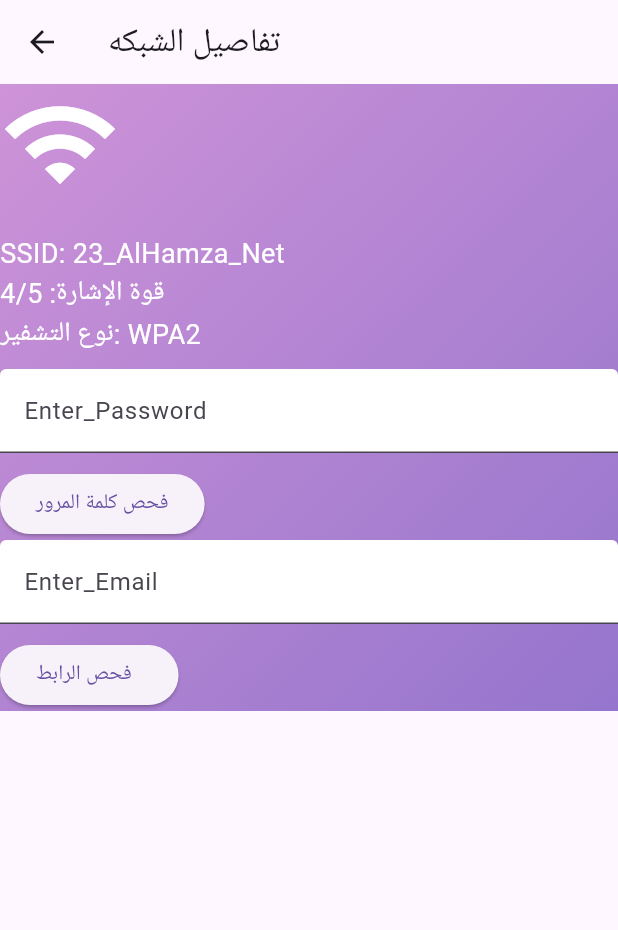
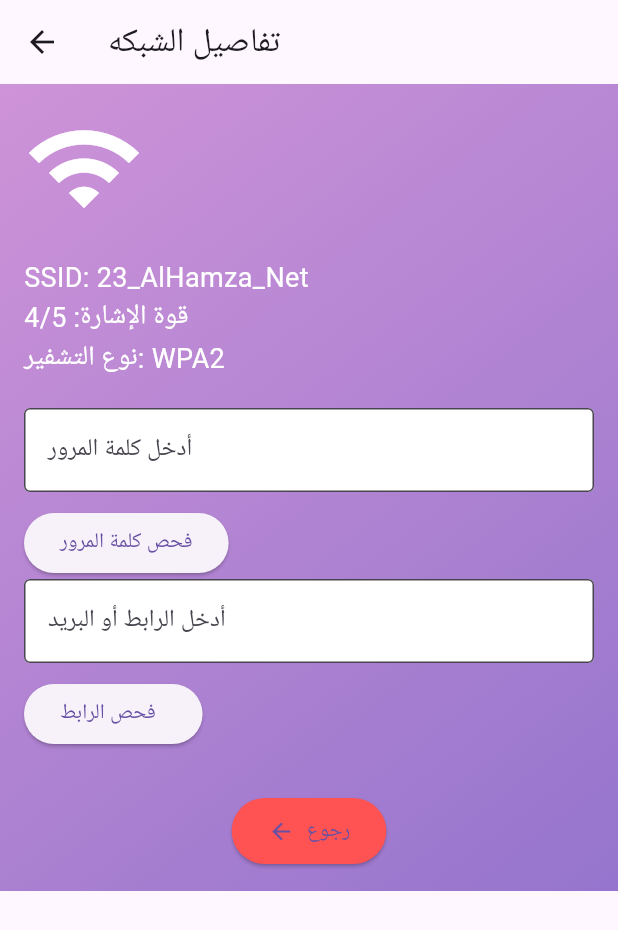
Before and after one commit to TawhibAbdulrab7/Tawhib_Project, a Flutter app: the NetworkDetailsScreen screen opened by its route, on a phone screen of 412 x 824 dp. Shown: the top 930 px of the screen. Run offline on Flutter 3.47's test engine with Material 3 defaults, Android fonts, the phone set to English and light mode, and no system bars.

Commit message:
بعض التعديلات واضافة شوية تنسيقات واضافة زر رجوع الى الشاشة السابقة

```diff
--- a/lib/screens/network_details_screen.dart
+++ b/lib/screens/network_details_screen.dart
@@ -5,11 +5,10 @@ class NetworkDetailsScreen extends StatefulWidget {
   final String strength;
   final String type;
 
-  NetworkDetailsScreen({super.key,
+  const NetworkDetailsScreen({
     required this.ssid,
     required this.strength,
     required this.type,
-
   });
 
   @override
@@ -18,7 +17,6 @@ class NetworkDetailsScreen extends StatefulWidget {
 
 class _NetworkDetailsScreenState extends State<NetworkDetailsScreen> {
   final TextEditingController passwordController = TextEditingController();
-
   final TextEditingController urlController = TextEditingController();
 
   @override
@@ -34,16 +32,15 @@ class _NetworkDetailsScreenState extends State<NetworkDetailsScreen> {
           ),
         ),
         child: SingleChildScrollView(
+          padding: EdgeInsets.all(16),
           child: Column(
             crossAxisAlignment: CrossAxisAlignment.start,
-            mainAxisSize: MainAxisSize.min,
             children: [
               Icon(Icons.wifi, color: Colors.white, size: 80),
               SizedBox(height: 20),
               Text(
                 "SSID: ${widget.ssid}",
                 style: TextStyle(fontSize: 18, color: Colors.white),
-
               ),
               Text(
                 "قوة الإشارة: ${widget.strength}",
@@ -53,32 +50,54 @@ class _NetworkDetailsScreenState extends State<NetworkDetailsScreen> {
                 "نوع التشفير: ${widget.type}",
                 style: TextStyle(fontSize: 18, color: Colors.white),
               ),
-              SizedBox(height: 10,),
+              const SizedBox(height: 20),
               TextField(
                 controller: passwordController,
                 decoration: InputDecoration(
-                  labelText: "Enter_Password",
+                  labelText: "أدخل كلمة المرور",
                   filled: true,
                   fillColor: Colors.white,
+                  border: OutlineInputBorder(),
                 ),
               ),
-              SizedBox(height: 10,),
-              ElevatedButton(onPressed: (){
-                Navigator.pushNamed(context, '/password');
-              }, child: Text("فحص كلمة المرور")),
+              const SizedBox(height: 10),
+              ElevatedButton(
+                onPressed: () {
+                  Navigator.pushNamed(context, '/password');
+                },
+                child: Text("فحص كلمة المرور"),
+              ),
               TextField(
                 controller: urlController,
                 decoration: InputDecoration(
-                  labelText: "Enter_Email",
+                  labelText: "أدخل الرابط أو البريد",
                   filled: true,
                   fillColor: Colors.white,
+                  border: OutlineInputBorder(),
                 ),
               ),
-              SizedBox(height: 10,),
-              ElevatedButton(onPressed: (){
-                Navigator.pushNamed(context, '/url');
-              }, child: Text("فحص الرابط  ")),
+              const SizedBox(height: 10),
+              ElevatedButton(
+                onPressed: () {
+                  Navigator.pushNamed(context, '/url');
+                },
+                child: Text("فحص الرابط  "),
+              ),
+              const SizedBox(height: 30),
 
+              Center(
+                child: ElevatedButton.icon(
+                  onPressed: () {
+                    Navigator.pop(context);
+                  },
+                  icon:Icon(Icons.arrow_back), label: Text("رجوع"),
+                  style: ElevatedButton.styleFrom(
+                    backgroundColor: Colors.redAccent,
+                    padding: EdgeInsets.symmetric(horizontal: 24, vertical: 12),
+                  ),
+
+                ),
+              ),
             ],
           ),
         ),
```
